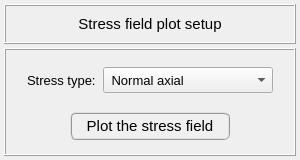
open-pulse/OpenPulse, file pulse/interface/ui_files/plots/results/structural/plot_stresses_field_for_static_analysis.ui: the form before one commit.
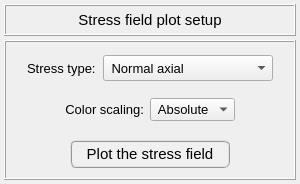
The form after the commit.

Commit message: Refactoring UI analysis classes

```diff
--- a/pulse/interface/ui_files/plots/results/structural/plot_stresses_field_for_static_analysis.ui
+++ b/pulse/interface/ui_files/plots/results/structural/plot_stresses_field_for_static_analysis.ui
@@ -7,7 +7,7 @@
     <x>0</x>
     <y>0</y>
     <width>300</width>
-    <height>160</height>
+    <height>184</height>
    </rect>
   </property>
   <property name="minimumSize">
@@ -19,7 +19,7 @@
   <property name="maximumSize">
    <size>
     <width>16777215</width>
-    <height>160</height>
+    <height>260</height>
    </size>
   </property>
   <property name="windowTitle">
@@ -135,98 +135,6 @@
       <property name="spacing">
        <number>4</number>
       </property>
-      <item row="1" column="0">
-       <widget class="QFrame" name="frame_4">
-        <property name="minimumSize">
-         <size>
-          <width>0</width>
-          <height>40</height>
-         </size>
-        </property>
-        <property name="maximumSize">
-         <size>
-          <width>16777215</width>
-          <height>40</height>
-         </size>
-        </property>
-        <property name="frameShape">
-         <enum>QFrame::NoFrame</enum>
-        </property>
-        <property name="frameShadow">
-         <enum>QFrame::Raised</enum>
-        </property>
-        <layout class="QGridLayout" name="gridLayout_6">
-         <property name="leftMargin">
-          <number>0</number>
-         </property>
-         <property name="topMargin">
-          <number>0</number>
-         </property>
-         <property name="rightMargin">
-          <number>0</number>
-         </property>
-         <property name="bottomMargin">
-          <number>0</number>
-         </property>
-         <property name="spacing">
-          <number>0</number>
-         </property>
-         <item row="0" column="1">
-          <widget class="QPushButton" name="pushButton_plot">
-           <property name="minimumSize">
-            <size>
-             <width>160</width>
-             <height>28</height>
-            </size>
-           </property>
-           <property name="maximumSize">
-            <size>
-             <width>160</width>
-             <height>28</height>
-            </size>
-           </property>
-           <property name="font">
-            <font>
-             <family>MS Shell Dlg 2</family>
-             <pointsize>11</pointsize>
-             <weight>9</weight>
-             <italic>false</italic>
-             <bold>false</bold>
-            </font>
-           </property>
-           <property name="styleSheet">
-            <string notr="true">QPushButton{border-radius: 6px; border-color: rgb(150, 150, 150); border-style: ridge; border-width: 2px; color: rgb(0, 0, 0); background-color: rgb(240, 240, 240); font: 75 11pt &quot;MS Shell Dlg 2&quot;}
-QPushButton:hover{border-radius: 6px; border-color: rgb(0, 170, 255); border-style: ridge; border-width: 2px; color: rgb(0, 0, 0); background-color: rgba(174, 213, 255, 100); font: 75 11pt &quot;MS Shell Dlg 2&quot;}
-QPushButton:pressed{border-radius: 6px; border-color: rgb(0, 170, 255); border-style: ridge; border-width: 3px; color: rgb(0, 0, 0); background-color: rgb(174, 213, 255); font: 75 11pt &quot;MS Shell Dlg 2&quot;}</string>
-           </property>
-           <property name="text">
-            <string>Plot the stress field</string>
-           </property>
-          </widget>
-         </item>
-         <item row="0" column="0">
-          <widget class="QFrame" name="frame_5">
-           <property name="frameShape">
-            <enum>QFrame::NoFrame</enum>
-           </property>
-           <property name="frameShadow">
-            <enum>QFrame::Raised</enum>
-           </property>
-          </widget>
-         </item>
-         <item row="0" column="2">
-          <widget class="QFrame" name="frame_9">
-           <property name="frameShape">
-            <enum>QFrame::NoFrame</enum>
-           </property>
-           <property name="frameShadow">
-            <enum>QFrame::Raised</enum>
-           </property>
-          </widget>
-         </item>
-        </layout>
-       </widget>
-      </item>
       <item row="0" column="0">
        <widget class="QFrame" name="frame_3">
         <property name="minimumSize">
@@ -360,6 +268,180 @@
         </layout>
        </widget>
       </item>
+      <item row="2" column="0">
+       <widget class="QFrame" name="frame_button">
+        <property name="minimumSize">
+         <size>
+          <width>0</width>
+          <height>40</height>
+         </size>
+        </property>
+        <property name="maximumSize">
+         <size>
+          <width>16777215</width>
+          <height>40</height>
+         </size>
+        </property>
+        <property name="frameShape">
+         <enum>QFrame::NoFrame</enum>
+        </property>
+        <property name="frameShadow">
+         <enum>QFrame::Raised</enum>
+        </property>
+        <layout class="QGridLayout" name="gridLayout_6">
+         <property name="leftMargin">
+          <number>0</number>
+         </property>
+         <property name="topMargin">
+          <number>0</number>
+         </property>
+         <property name="rightMargin">
+          <number>0</number>
+         </property>
+         <property name="bottomMargin">
+          <number>0</number>
+         </property>
+         <property name="spacing">
+          <number>0</number>
+         </property>
+         <item row="0" column="0">
+          <widget class="QPushButton" name="pushButton_plot">
+           <property name="minimumSize">
+            <size>
+             <width>160</width>
+             <height>28</height>
+            </size>
+           </property>
+           <property name="maximumSize">
+            <size>
+             <width>160</width>
+             <height>28</height>
+            </size>
+           </property>
+           <property name="font">
+            <font>
+             <family>MS Shell Dlg 2</family>
+             <pointsize>11</pointsize>
+             <weight>9</weight>
+             <italic>false</italic>
+             <bold>false</bold>
+            </font>
+           </property>
+           <property name="styleSheet">
+            <string notr="true">QPushButton{border-radius: 6px; border-color: rgb(150, 150, 150); border-style: ridge; border-width: 2px; color: rgb(0, 0, 0); background-color: rgb(240, 240, 240); font: 75 11pt &quot;MS Shell Dlg 2&quot;}
+QPushButton:hover{border-radius: 6px; border-color: rgb(0, 170, 255); border-style: ridge; border-width: 2px; color: rgb(0, 0, 0); background-color: rgba(174, 213, 255, 100); font: 75 11pt &quot;MS Shell Dlg 2&quot;}
+QPushButton:pressed{border-radius: 6px; border-color: rgb(0, 170, 255); border-style: ridge; border-width: 3px; color: rgb(0, 0, 0); background-color: rgb(174, 213, 255); font: 75 11pt &quot;MS Shell Dlg 2&quot;}</string>
+           </property>
+           <property name="text">
+            <string>Plot the stress field</string>
+           </property>
+          </widget>
+         </item>
+        </layout>
+       </widget>
+      </item>
+      <item row="1" column="0">
+       <widget class="QFrame" name="frame_scalling">
+        <property name="minimumSize">
+         <size>
+          <width>0</width>
+          <height>40</height>
+         </size>
+        </property>
+        <property name="maximumSize">
+         <size>
+          <width>16777215</width>
+          <height>40</height>
+         </size>
+        </property>
+        <property name="frameShape">
+         <enum>QFrame::NoFrame</enum>
+        </property>
+        <property name="frameShadow">
+         <enum>QFrame::Raised</enum>
+        </property>
+        <layout class="QGridLayout" name="gridLayout_7">
+         <property name="leftMargin">
+          <number>0</number>
+         </property>
+         <property name="topMargin">
+          <number>0</number>
+         </property>
+         <property name="rightMargin">
+          <number>0</number>
+         </property>
+         <property name="bottomMargin">
+          <number>0</number>
+         </property>
+         <property name="horizontalSpacing">
+          <number>6</number>
+         </property>
+         <property name="verticalSpacing">
+          <number>0</number>
+         </property>
+         <item row="0" column="3">
+          <spacer name="horizontalSpacer">
+           <property name="orientation">
+            <enum>Qt::Horizontal</enum>
+           </property>
+           <property name="sizeHint" stdset="0">
+            <size>
+             <width>40</width>
+             <height>20</height>
+            </size>
+           </property>
+          </spacer>
+         </item>
+         <item row="0" column="1">
+          <widget class="QLabel" name="label_2">
+           <property name="font">
+            <font>
+             <pointsize>10</pointsize>
+            </font>
+           </property>
+           <property name="text">
+            <string>Color scaling:</string>
+           </property>
+           <property name="alignment">
+            <set>Qt::AlignRight|Qt::AlignTrailing|Qt::AlignVCenter</set>
+           </property>
+          </widget>
+         </item>
+         <item row="0" column="0">
+          <spacer name="horizontalSpacer_2">
+           <property name="orientation">
+            <enum>Qt::Horizontal</enum>
+           </property>
+           <property name="sizeHint" stdset="0">
+            <size>
+             <width>40</width>
+             <height>20</height>
+            </size>
+           </property>
+          </spacer>
+         </item>
+         <item row="0" column="2">
+          <widget class="QComboBox" name="comboBox_color_scaling">
+           <property name="font">
+            <font>
+             <pointsize>10</pointsize>
+            </font>
+           </property>
+           <item>
+            <property name="text">
+             <string> Absolute</string>
+            </property>
+           </item>
+           <item>
+            <property name="text">
+             <string> Real</string>
+            </property>
+           </item>
+          </widget>
+         </item>
+        </layout>
+       </widget>
+      </item>
      </layout>
     </widget>
    </item>
```
The commit also changes 22 other files.
